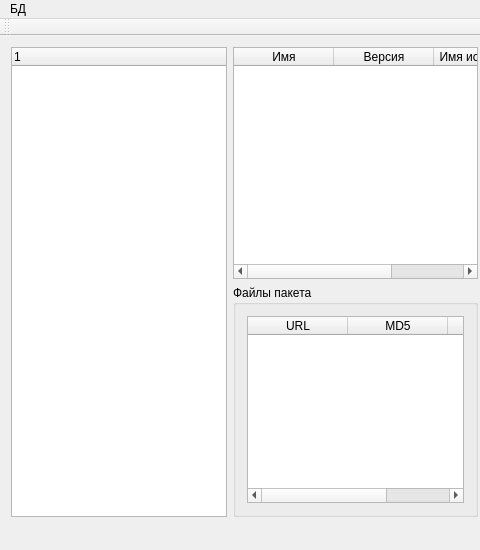
First picture: the form in editor/mainwindow.ui, repository andreili/pkg_mngr, before the edit; both pictures show x 0 to 480 and y 0 to 550 of the 1240 by 550 pixel window.
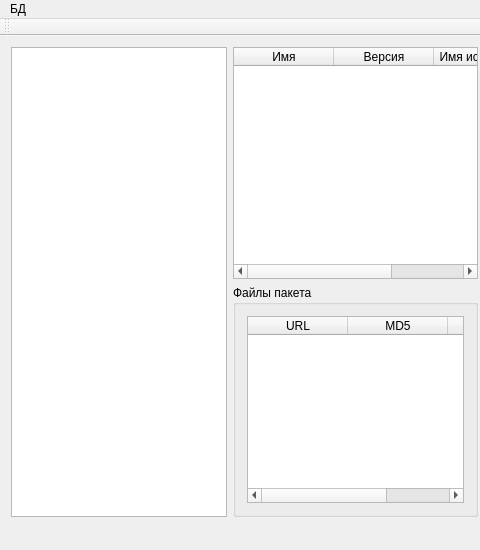
Second picture: the form after the edit.

Commit message: Добавлено добавление и удаление мета-пакетов

```diff
--- a/editor/mainwindow.ui
+++ b/editor/mainwindow.ui
@@ -194,6 +194,12 @@
     </item>
     <item row="0" column="0" rowspan="2">
      <widget class="QTreeWidget" name="twPckgs">
+      <property name="contextMenuPolicy">
+       <enum>Qt::CustomContextMenu</enum>
+      </property>
+      <attribute name="headerVisible">
+       <bool>false</bool>
+      </attribute>
       <column>
        <property name="text">
         <string notr="true">1</string>
```
The commit also changes 2 other files.
